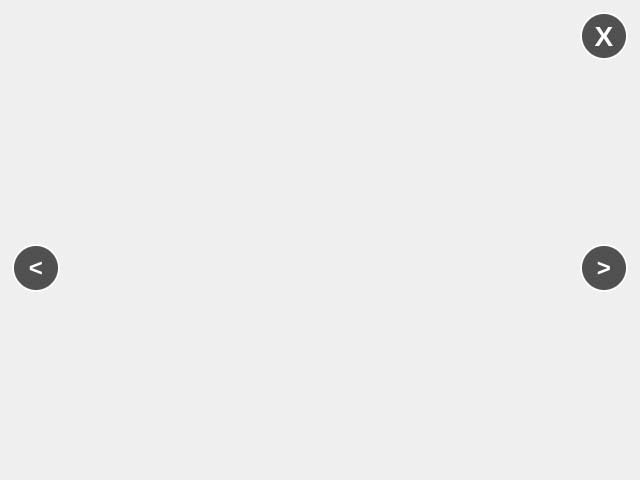
Before: the Qt Designer form launcher/modManager/imageviewer_moc.ui in GeorgeK1ng/vcmi, drawn with Qt 5.
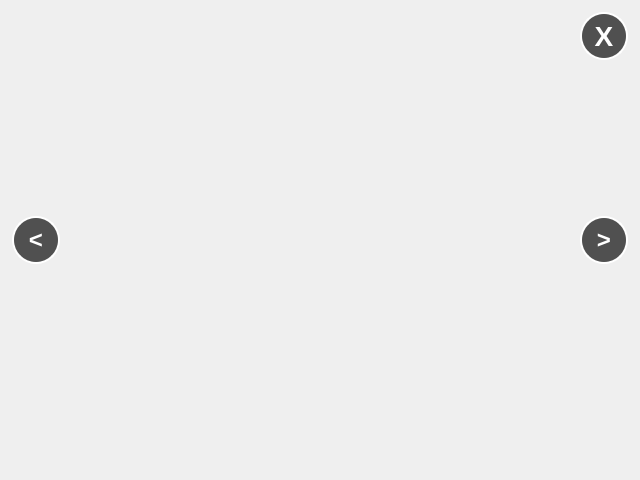
After: the same form once the commit is applied.

Patch:
```diff
--- a/launcher/modManager/imageviewer_moc.ui
+++ b/launcher/modManager/imageviewer_moc.ui
@@ -38,173 +38,7 @@
    <property name="spacing">
     <number>8</number>
    </property>
-   <item row="0" column="2" alignment="Qt::AlignmentFlag::AlignRight|Qt::AlignmentFlag::AlignTop">
-    <widget class="QPushButton" name="buttonClose">
-     <property name="minimumSize">
-      <size>
-       <width>48</width>
-       <height>48</height>
-      </size>
-     </property>
-     <property name="maximumSize">
-      <size>
-       <width>48</width>
-       <height>48</height>
-      </size>
-     </property>
-     <property name="cursor">
-      <cursorShape>PointingHandCursor</cursorShape>
-     </property>
-     <property name="styleSheet">
-      <string notr="true">QPushButton {
-	background-color: rgba(0, 0, 0, 170);
-	color: white;
-	border: 2px solid white;
-	border-radius: 24px;
-	font-size: 28px;
-	font-weight: bold;
-}
-QPushButton:hover {
-	background-color: rgba(0, 0, 0, 215);
-}
-QPushButton:pressed {
-	background-color: rgba(0, 0, 0, 255);
-}</string>
-     </property>
-     <property name="text">
-      <string>X</string>
-     </property>
-    </widget>
-   </item>
-   <item row="2" column="2" alignment="Qt::AlignmentFlag::AlignRight|Qt::AlignmentFlag::AlignVCenter">
-    <widget class="QPushButton" name="buttonNext">
-     <property name="minimumSize">
-      <size>
-       <width>48</width>
-       <height>48</height>
-      </size>
-     </property>
-     <property name="maximumSize">
-      <size>
-       <width>48</width>
-       <height>48</height>
-      </size>
-     </property>
-     <property name="cursor">
-      <cursorShape>PointingHandCursor</cursorShape>
-     </property>
-     <property name="styleSheet">
-      <string notr="true">QPushButton {
-	background-color: rgba(0, 0, 0, 170);
-	color: white;
-	border: 2px solid white;
-	border-radius: 24px;
-	font-size: 24px;
-	font-weight: bold;
-}
-QPushButton:hover {
-	background-color: rgba(0, 0, 0, 215);
-}
-QPushButton:pressed {
-	background-color: rgba(0, 0, 0, 255);
-}</string>
-     </property>
-     <property name="text">
-      <string>&gt;</string>
-     </property>
-    </widget>
-   </item>
-   <item row="2" column="0" alignment="Qt::AlignmentFlag::AlignLeft|Qt::AlignmentFlag::AlignVCenter">
-    <widget class="QPushButton" name="buttonPrevious">
-     <property name="minimumSize">
-      <size>
-       <width>48</width>
-       <height>48</height>
-      </size>
-     </property>
-     <property name="maximumSize">
-      <size>
-       <width>48</width>
-       <height>48</height>
-      </size>
-     </property>
-     <property name="cursor">
-      <cursorShape>PointingHandCursor</cursorShape>
-     </property>
-     <property name="styleSheet">
-      <string notr="true">QPushButton {
-	background-color: rgba(0, 0, 0, 170);
-	color: white;
-	border: 2px solid white;
-	border-radius: 24px;
-	font-size: 24px;
-	font-weight: bold;
-}
-QPushButton:hover {
-	background-color: rgba(0, 0, 0, 215);
-}
-QPushButton:pressed {
-	background-color: rgba(0, 0, 0, 255);
-}</string>
-     </property>
-     <property name="text">
-      <string>&lt;</string>
-     </property>
-    </widget>
-   </item>
-   <item row="3" column="0">
-    <spacer name="verticalSpacer">
-     <property name="orientation">
-      <enum>Qt::Orientation::Vertical</enum>
-     </property>
-     <property name="sizeHint" stdset="0">
-      <size>
-       <width>20</width>
-       <height>40</height>
-      </size>
-     </property>
-    </spacer>
-   </item>
-   <item row="1" column="0">
-    <spacer name="verticalSpacer_2">
-     <property name="orientation">
-      <enum>Qt::Orientation::Vertical</enum>
-     </property>
-     <property name="sizeHint" stdset="0">
-      <size>
-       <width>20</width>
-       <height>40</height>
-      </size>
-     </property>
-    </spacer>
-   </item>
-   <item row="1" column="2">
-    <spacer name="verticalSpacer_3">
-     <property name="orientation">
-      <enum>Qt::Orientation::Vertical</enum>
-     </property>
-     <property name="sizeHint" stdset="0">
-      <size>
-       <width>20</width>
-       <height>40</height>
-      </size>
-     </property>
-    </spacer>
-   </item>
-   <item row="3" column="2">
-    <spacer name="verticalSpacer_4">
-     <property name="orientation">
-      <enum>Qt::Orientation::Vertical</enum>
-     </property>
-     <property name="sizeHint" stdset="0">
-      <size>
-       <width>20</width>
-       <height>40</height>
-      </size>
-     </property>
-    </spacer>
-   </item>
-   <item row="0" column="1" rowspan="4">
+   <item row="0" column="1" rowspan="3">
     <widget class="QLabel" name="label">
      <property name="sizePolicy">
       <sizepolicy hsizetype="MinimumExpanding" vsizetype="MinimumExpanding">
@@ -223,6 +57,120 @@
      </property>
     </widget>
    </item>
+   <item row="1" column="0" alignment="Qt::AlignmentFlag::AlignLeft|Qt::AlignmentFlag::AlignVCenter">
+    <widget class="QPushButton" name="buttonPrevious">
+     <property name="minimumSize">
+      <size>
+       <width>48</width>
+       <height>48</height>
+      </size>
+     </property>
+     <property name="maximumSize">
+      <size>
+       <width>48</width>
+       <height>48</height>
+      </size>
+     </property>
+     <property name="cursor">
+      <cursorShape>PointingHandCursor</cursorShape>
+     </property>
+     <property name="styleSheet">
+      <string notr="true">QPushButton {
+	background-color: rgba(0, 0, 0, 170);
+	color: white;
+	border: 2px solid white;
+	border-radius: 24px;
+	font-size: 24px;
+	font-weight: bold;
+}
+QPushButton:hover {
+	background-color: rgba(0, 0, 0, 215);
+}
+QPushButton:pressed {
+	background-color: rgba(0, 0, 0, 255);
+}</string>
+     </property>
+     <property name="text">
+      <string>&lt;</string>
+     </property>
+    </widget>
+   </item>
+   <item row="1" column="2" alignment="Qt::AlignmentFlag::AlignRight|Qt::AlignmentFlag::AlignVCenter">
+    <widget class="QPushButton" name="buttonNext">
+     <property name="minimumSize">
+      <size>
+       <width>48</width>
+       <height>48</height>
+      </size>
+     </property>
+     <property name="maximumSize">
+      <size>
+       <width>48</width>
+       <height>48</height>
+      </size>
+     </property>
+     <property name="cursor">
+      <cursorShape>PointingHandCursor</cursorShape>
+     </property>
+     <property name="styleSheet">
+      <string notr="true">QPushButton {
+	background-color: rgba(0, 0, 0, 170);
+	color: white;
+	border: 2px solid white;
+	border-radius: 24px;
+	font-size: 24px;
+	font-weight: bold;
+}
+QPushButton:hover {
+	background-color: rgba(0, 0, 0, 215);
+}
+QPushButton:pressed {
+	background-color: rgba(0, 0, 0, 255);
+}</string>
+     </property>
+     <property name="text">
+      <string>&gt;</string>
+     </property>
+    </widget>
+   </item>
+   <item row="0" column="2" alignment="Qt::AlignmentFlag::AlignRight|Qt::AlignmentFlag::AlignTop">
+    <widget class="QPushButton" name="buttonClose">
+     <property name="minimumSize">
+      <size>
+       <width>48</width>
+       <height>48</height>
+      </size>
+     </property>
+     <property name="maximumSize">
+      <size>
+       <width>48</width>
+       <height>48</height>
+      </size>
+     </property>
+     <property name="cursor">
+      <cursorShape>PointingHandCursor</cursorShape>
+     </property>
+     <property name="styleSheet">
+      <string notr="true">QPushButton {
+	background-color: rgba(0, 0, 0, 170);
+	color: white;
+	border: 2px solid white;
+	border-radius: 24px;
+	font-size: 28px;
+	font-weight: bold;
+}
+QPushButton:hover {
+	background-color: rgba(0, 0, 0, 215);
+}
+QPushButton:pressed {
+	background-color: rgba(0, 0, 0, 255);
+}</string>
+     </property>
+     <property name="text">
+      <string>X</string>
+     </property>
+    </widget>
+   </item>
   </layout>
  </widget>
  <resources/>
```
